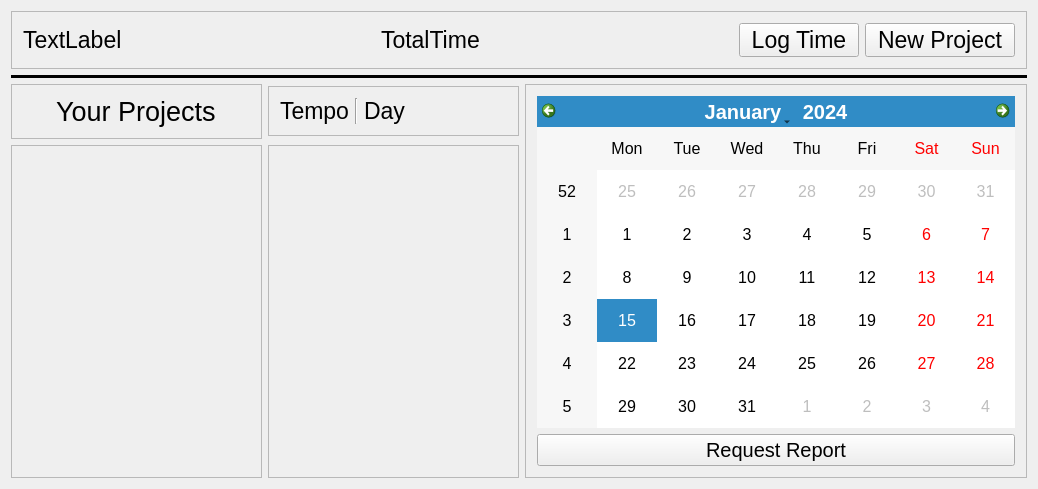
This is Lab1/mainwindow.ui in PioSkay/Qt-Time-Reporting-System as Qt 5 draws it before an edit. The edited form follows.
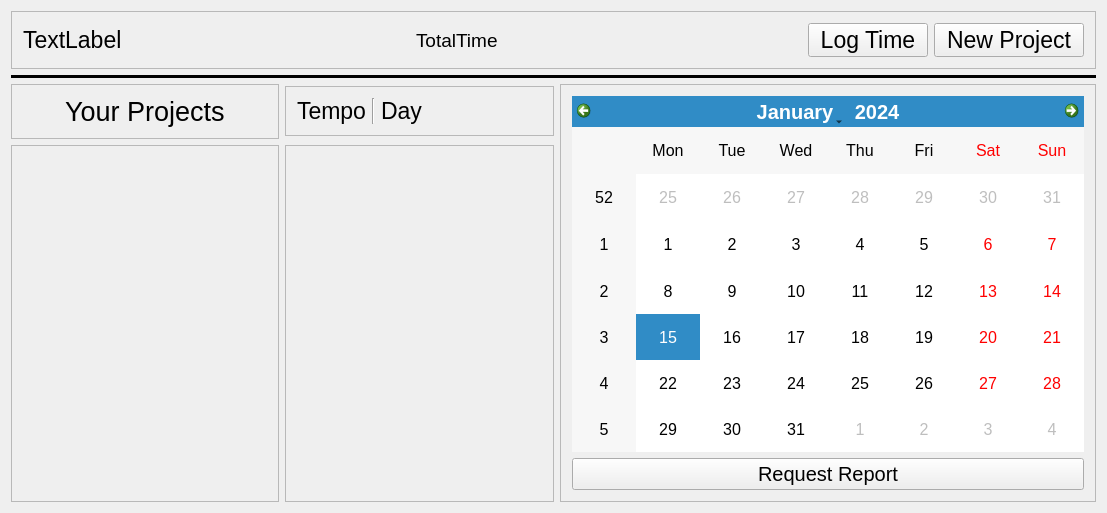
This is the edited form.

```diff
--- a/Lab1/mainwindow.ui
+++ b/Lab1/mainwindow.ui
@@ -6,8 +6,8 @@
    <rect>
     <x>0</x>
     <y>0</y>
-    <width>1038</width>
-    <height>489</height>
+    <width>1107</width>
+    <height>513</height>
    </rect>
   </property>
   <property name="font">
@@ -75,8 +75,8 @@
         <rect>
          <x>0</x>
          <y>0</y>
-         <width>250</width>
-         <height>339</height>
+         <width>267</width>
+         <height>363</height>
         </rect>
        </property>
       </widget>
@@ -228,6 +228,17 @@
        </item>
        <item>
         <widget class="QLabel" name="totaltime">
+         <property name="maximumSize">
+          <size>
+           <width>16777215</width>
+           <height>30</height>
+          </size>
+         </property>
+         <property name="font">
+          <font>
+           <pointsize>14</pointsize>
+          </font>
+         </property>
          <property name="text">
           <string>TotalTime</string>
          </property>
@@ -272,8 +283,8 @@
         <rect>
          <x>0</x>
          <y>0</y>
-         <width>250</width>
-         <height>339</height>
+         <width>268</width>
+         <height>363</height>
         </rect>
        </property>
       </widget>
```
